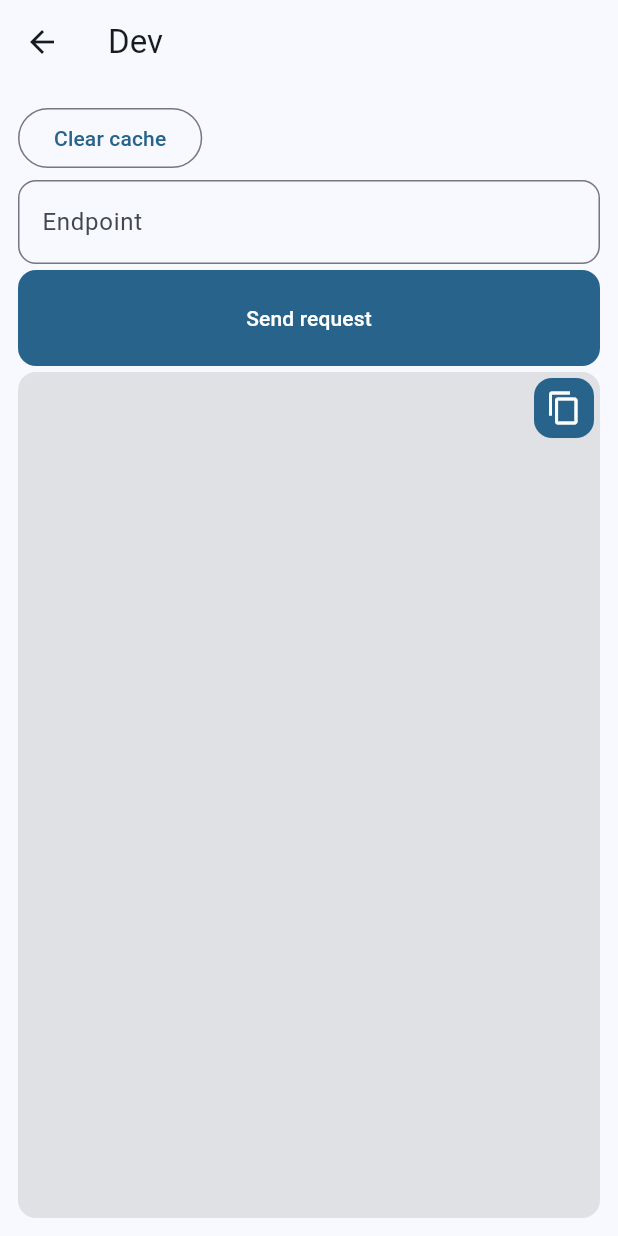
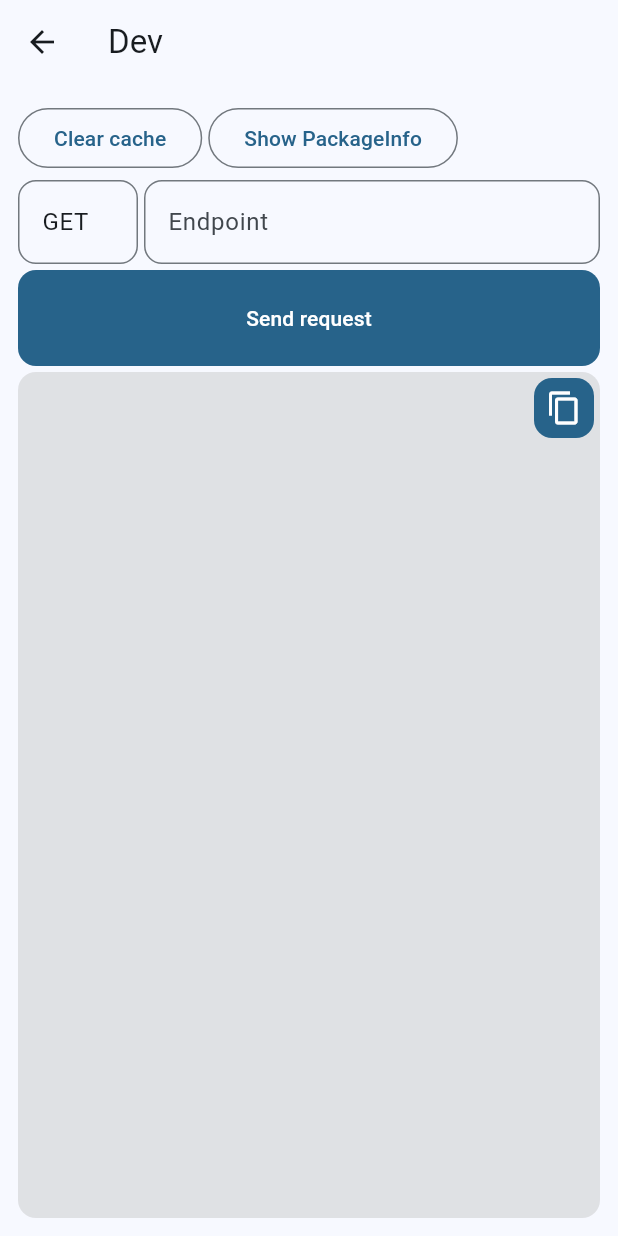
Before and after one commit to ttomf/bakalite, a Flutter app: the DevScreen screen opened by its route, on a phone screen of 412 x 824 dp. Run offline on Flutter 3.47's test engine with Material 3 defaults, Android fonts, the phone set to English and light mode, and no system bars; our stand-ins replace flutter_secure_storage, package_info_plus, shared_preferences; missing offline and left inert: file_saver; accounts and stored records are empty.

Commit message:
feat(dev): add HTTP method selection and package info tool

```diff
--- a/lib/screens/dev.dart
+++ b/lib/screens/dev.dart
@@ -5,6 +5,7 @@ import 'package:bakalite/cache/cache.dart';
 import 'package:bakalite/exceptions.dart';
 import 'package:flutter/material.dart';
 import 'package:flutter/services.dart';
+import 'package:package_info_plus/package_info_plus.dart';
 
 class DevScreen extends StatefulWidget {
   const DevScreen({super.key});
@@ -15,23 +16,23 @@ class DevScreen extends StatefulWidget {
 
 class _DevScreenState extends State<DevScreen> {
   final endpointController = TextEditingController(text: '');
-  String responseJson = '';
-  IconData copyIcon = Icons.copy;
+  String _response = '';
+  String _method = 'GET';
 
   Future<void> send() async {
     try {
-      final res = await api.request(endpointController.text);
+      final res = await api.request(endpointController.text, method: _method);
       setState(() {
         try {
-          responseJson = const JsonEncoder.withIndent('  ')
+          _response = const JsonEncoder.withIndent('  ')
               .convert(jsonDecode(res ?? ''));
         } on FormatException {
-          responseJson = res ?? '';
+          _response = res ?? '';
         }
       });
     } on BakaLiteException catch (e) {
       setState(() {
-        responseJson = e.toString();
+        _response = e.toString();
       });
     }
   }
@@ -48,15 +49,47 @@ class _DevScreenState extends State<DevScreen> {
               crossAxisAlignment: CrossAxisAlignment.stretch,
               spacing: 4,
               children: [
-                Row(
+                SingleChildScrollView(
+                  scrollDirection: Axis.horizontal,
+                  child: Row(
+                    spacing: 4,
                     children: [
                       OutlinedButton(
                         child: const Text('Clear cache'),
                         onPressed: () => cache.clear(),
                       ),
+                      OutlinedButton(
+                        child: const Text('Show PackageInfo'),
+                        onPressed: () async {
+                          final packageInfo = await PackageInfo.fromPlatform();
+                          setState(() {
+                            _response = const JsonEncoder.withIndent('  ')
+                                .convert(packageInfo.data);
+                          });
+                        },
+                      ),
                     ],
                   ),
-                Autocomplete<String>(
+                ),
+                Row(
+                  spacing: 4,
+                  children: [
+                    DropdownMenu(
+                      width: 80,
+                      showTrailingIcon: false,
+                      initialSelection: _method,
+                      dropdownMenuEntries: [
+                        for (final method in ['GET', 'POST', 'PUT'])
+                          DropdownMenuEntry(label: method, value: method),
+                      ],
+                      onSelected: (value) {
+                        if (value != null) {
+                          _method = value;
+                        }
+                      },
+                    ),
+                    Expanded(
+                      child: Autocomplete(
                         optionsBuilder: (text) {
                           const options = [
                             'absence/student',
@@ -120,7 +153,9 @@ class _DevScreenState extends State<DevScreen> {
                             'webmodule',
                           ];
                           return options.where(
-                      (o) => o.toLowerCase().contains(text.text.toLowerCase()),
+                            (o) => o.toLowerCase().contains(
+                              text.text.toLowerCase(),
+                            ),
                           );
                         },
                         onSelected: (selection) {
@@ -143,6 +178,9 @@ class _DevScreenState extends State<DevScreen> {
                               );
                             },
                       ),
+                    ),
+                  ],
+                ),
                 SizedBox(
                   height: 64,
                   child: FilledButton(
@@ -163,18 +201,16 @@ class _DevScreenState extends State<DevScreen> {
                         SingleChildScrollView(
                           child: Padding(
                             padding: const EdgeInsets.symmetric(horizontal: 12),
-                            child: SelectableText(responseJson),
+                            child: SelectableText(_response),
                           ),
                         ),
                         Positioned(
                           right: 0,
                           top: 0,
                           child: IconButton.filled(
-                            icon: Icon(copyIcon),
+                            icon: const Icon(Icons.copy),
                             onPressed: () {
-                              Clipboard.setData(
-                                ClipboardData(text: responseJson),
-                              );
+                              Clipboard.setData(ClipboardData(text: _response));
                             },
                           ),
                         ),
```
Lines whose indentation alone changed are shown as unchanged.
